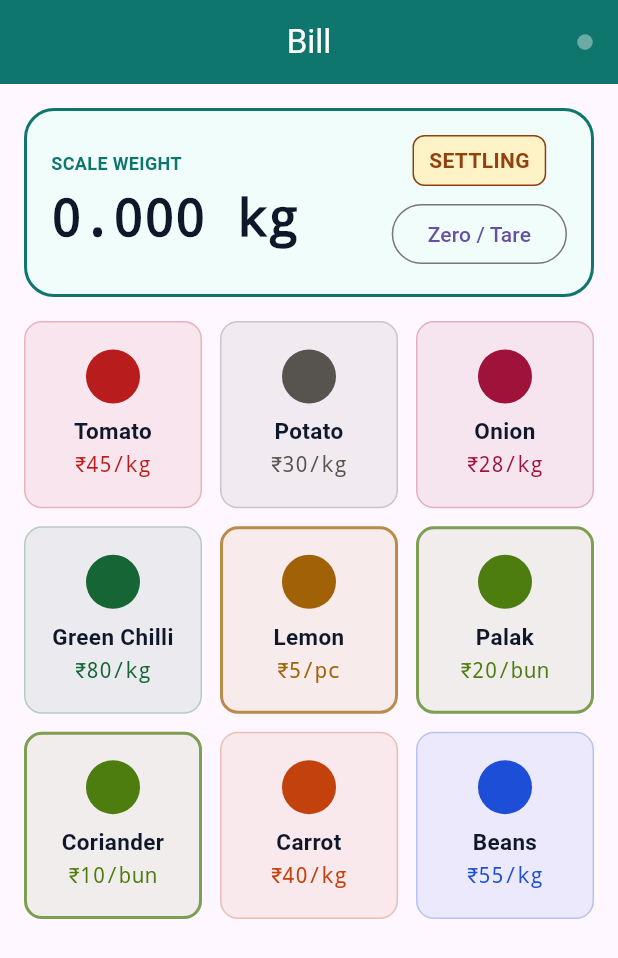
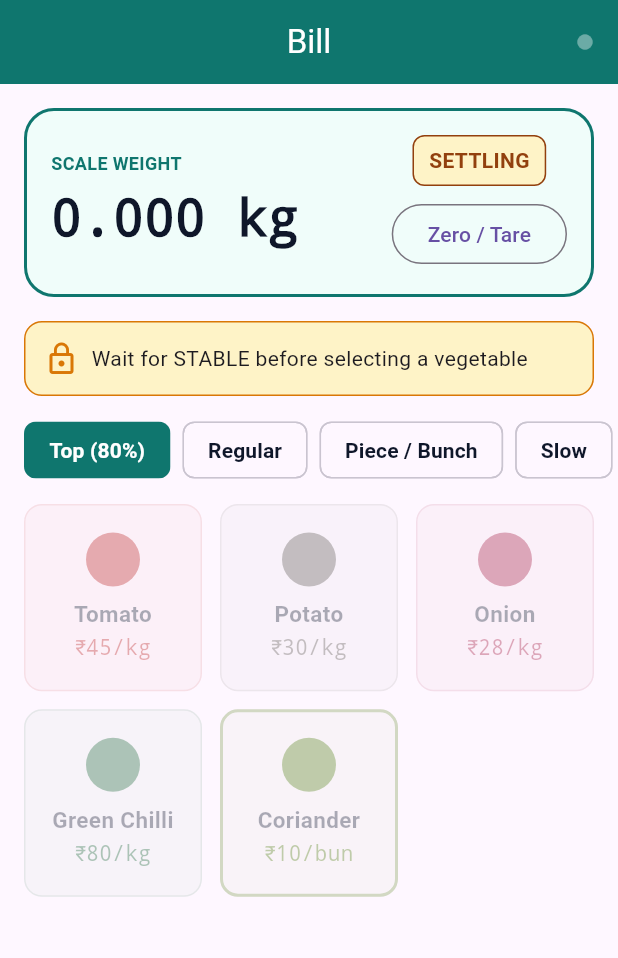
Before and after one commit to CodeByRajeshPyla/smartveg, a Flutter app: the screen it shows after launch, on a phone screen of 412 x 824 dp. Shown: the top 958 px of the screen. Run offline on Flutter 3.47's test engine with Material 3 defaults, Android fonts, the phone set to English and light mode, and no system bars; our stand-ins replace flutter_blue_plus.

```diff
--- a/lib/weigh_screen.dart
+++ b/lib/weigh_screen.dart
@@ -18,6 +18,23 @@ class _WeighScreenState extends State<WeighScreen> {
   bool _isStable = false;
   BluetoothCharacteristic? _weightChar;
   StreamSubscription<List<int>>? _weightSub;
+  String _filter = 'top';
+
+  static const Map<String, String> _chips = {
+    'top': 'Top (80%)',
+    'regular': 'Regular',
+    'piece': 'Piece / Bunch',
+    'slow': 'Slow',
+    'all': 'All',
+  };
+
+  List<Product> get _visibleProducts {
+    return products.where((p) {
+      if (_filter == 'all') return true;
+      if (_filter == 'piece') return !p.isWeighed;
+      return p.category == _filter;
+    }).toList();
+  }
 
   @override
   void initState() {
@@ -97,6 +114,55 @@ class _WeighScreenState extends State<WeighScreen> {
               },
             ),
           ),
+          if (!_isStable)
+            Container(
+              margin: const EdgeInsets.fromLTRB(16, 0, 16, 12),
+              padding: const EdgeInsets.all(12),
+              decoration: BoxDecoration(
+                color: const Color(0xFFFEF3C7),
+                border: Border.all(color: const Color(0xFFD97706)),
+                borderRadius: BorderRadius.circular(12),
+              ),
+              child: const Row(
+                children: [
+                  Icon(Icons.lock_outline, color: Color(0xFFD97706)),
+                  SizedBox(width: 8),
+                  Expanded(
+                    child: Text('Wait for STABLE before selecting a vegetable'),
+                  ),
+                ],
+              ),
+            ),
+
+          SingleChildScrollView(
+            scrollDirection: Axis.horizontal,
+            padding: const EdgeInsets.fromLTRB(16, 0, 16, 12),
+            child: Row(
+              children: [
+                for (final chip in _chips.entries)
+                  Padding(
+                    padding: const EdgeInsets.only(right: 8),
+                    child: ChoiceChip(
+                      label: Text(chip.value),
+                      selected: _filter == chip.key,
+                      onSelected: (_) {
+                        setState(() {
+                          _filter = chip.key;
+                        });
+                      },
+                      showCheckmark: false,
+                      selectedColor: const Color(0xFF0F766E),
+                      labelStyle: TextStyle(
+                        fontWeight: FontWeight.w600,
+                        color: _filter == chip.key
+                            ? Colors.white
+                            : const Color(0xFF0F172A),
+                      ),
+                    ),
+                  ),
+              ],
+            ),
+          ),
           Expanded(
             child: GridView.builder(
               padding: const EdgeInsets.symmetric(horizontal: 16),
@@ -106,9 +172,22 @@ class _WeighScreenState extends State<WeighScreen> {
                 crossAxisSpacing: 12,
                 childAspectRatio: 0.95,
               ),
-              itemCount: products.length,
+              itemCount: _visibleProducts.length,
               itemBuilder: (context, index) {
-                return _tile(products[index]);
+                final p = _visibleProducts[index];
+                return GestureDetector(
+                  onTap: _isStable
+                      ? () {
+                          ScaffoldMessenger.of(context).showSnackBar(
+                            SnackBar(content: Text('${p.name} selected')),
+                          );
+                        }
+                      : null,
+                  child: Opacity(
+                    opacity: _isStable ? 1.0 : 0.35,
+                    child: _tile(p),
+                  ),
+                );
               },
             ),
           ),
```
Also changed, not shown: docs/images/scale-and-app.jpeg (added), docs/images/scale-lcd.jpeg (added), 6 other files.
